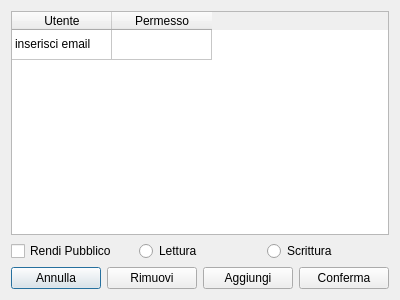
Above: KCloud/GraphicClient/PermSettings.ui from milazzo-g/KCloud before the change. Below: the same form after it.
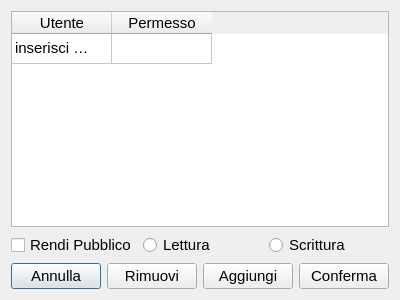
That is the form after the change.

Diff of the .ui file:
```diff
--- a/KCloud/GraphicClient/PermSettings.ui
+++ b/KCloud/GraphicClient/PermSettings.ui
@@ -12,7 +12,7 @@
   </property>
   <property name="font">
    <font>
-    <pointsize>9</pointsize>
+    <pointsize>11</pointsize>
    </font>
   </property>
   <property name="windowTitle">
```
